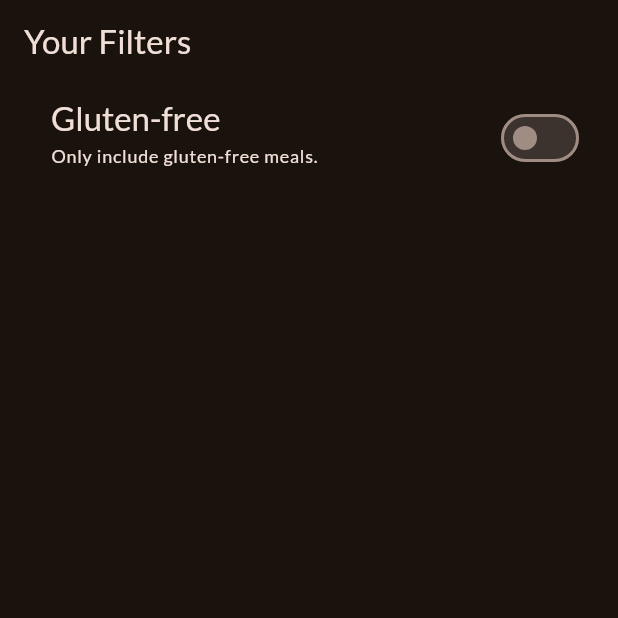
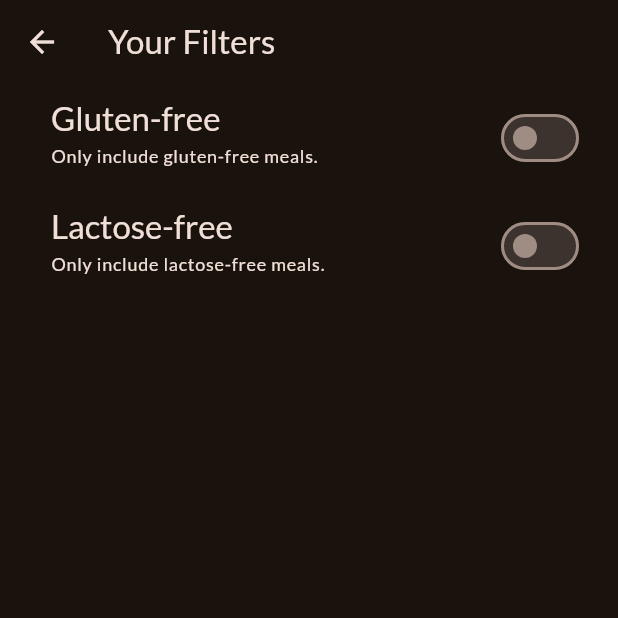
Before and after one commit to hoosamMr/FlutterMealsApp, a Flutter app: the FiltersScreen screen opened directly, on a phone screen of 412 x 824 dp, the top half of it. Run offline on Flutter 3.47's test engine with Material 3 defaults, Android fonts, the phone set to English and light mode, and no system bars; our stand-ins replace google_fonts, transparent_image.

Commit message:
adding more filters

```diff
--- a/lib/screens/filters.dart
+++ b/lib/screens/filters.dart
@@ -1,6 +1,6 @@
 import 'package:flutter/material.dart';
-import 'package:meals/screens/tabs.dart';
-import 'package:meals/widgets/main_drawer.dart';
+//import 'package:meals/screens/tabs.dart';
+//import 'package:meals/widgets/main_drawer.dart';
 
 class FiltersScreen extends StatefulWidget {
   const FiltersScreen({super.key});
@@ -13,6 +13,10 @@ class FiltersScreen extends StatefulWidget {
 
 class _FiltersScreen extends State<FiltersScreen> {
   var _glutenFreeFilterSet = false;
+  var _lactoseFreeFilterdSet = false;
+  var _vagetarianFreeFilterdSet = false;
+  var _veganFreeFilterdSet = false;
+
   @override
   Widget build(BuildContext context) {
     return Scaffold(
@@ -59,6 +63,30 @@ class _FiltersScreen extends State<FiltersScreen> {
           activeColor: Theme.of(context).colorScheme.tertiary,
           contentPadding: const EdgeInsets.only(left: 34, right: 22),
         ),
+         SwitchListTile(
+          value: _glutenFreeFilterSet,
+          onChanged: (isCheked) {
+            setState(() {
+              _glutenFreeFilterSet = isCheked;
+            });
+          },
+          title: Text(
+            'Lactose-free',
+            style: Theme.of(context)
+                .textTheme
+                .titleLarge!
+                .copyWith(color: Theme.of(context).colorScheme.onBackground),
+          ),
+          subtitle: Text(
+            'Only include lactose-free meals.',
+            style: Theme.of(context)
+                .textTheme
+                .labelMedium!
+                .copyWith(color: Theme.of(context).colorScheme.onBackground),
+          ),
+          activeColor: Theme.of(context).colorScheme.tertiary,
+          contentPadding: const EdgeInsets.only(left: 34, right: 22),
+        ),
       ]),
     );
   }
--- a/lib/screens/tabs.dart
+++ b/lib/screens/tabs.dart
@@ -77,7 +77,7 @@ class _TabsScreen extends State<TabsScreen> {
 
     Navigator.of(context).pop();//this line added here to clode the drawer after exiting the filterScreen, now you can delete the else statment.
     if (identifier == 'filters') {
-      Navigator.of(context).pushReplacement(//pushReplacement used to replace the screen in the widgets stuck instude of push widget over widget.
+      Navigator.of(context).push(//pushReplacement used to replace the screen in the widgets stuck instude of push widget over widget.
         MaterialPageRoute(
           builder: (ctx) => const FiltersScreen(),
         ),
```
